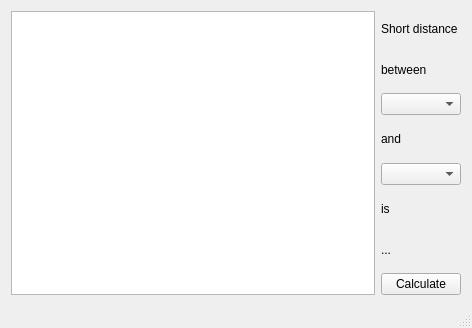
Stevealv121/QtClient, file client.ui: the form before one commit.
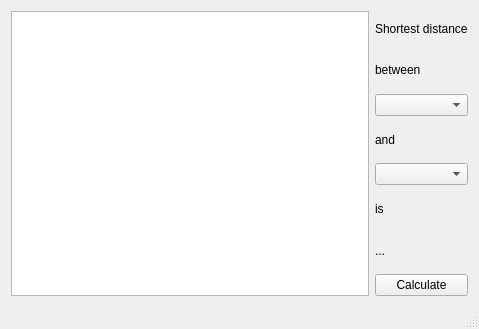
The form after the commit.

```diff
--- a/client.ui
+++ b/client.ui
@@ -6,8 +6,8 @@
    <rect>
     <x>0</x>
     <y>0</y>
-    <width>472</width>
-    <height>328</height>
+    <width>479</width>
+    <height>329</height>
    </rect>
   </property>
   <property name="windowTitle">
@@ -25,7 +25,7 @@
         <item>
          <widget class="QLabel" name="label">
           <property name="text">
-           <string>Short distance</string>
+           <string>Shortest distance</string>
           </property>
          </widget>
         </item>
```
Left out of the diff: 2 changed lines with no effect on the pictures.
